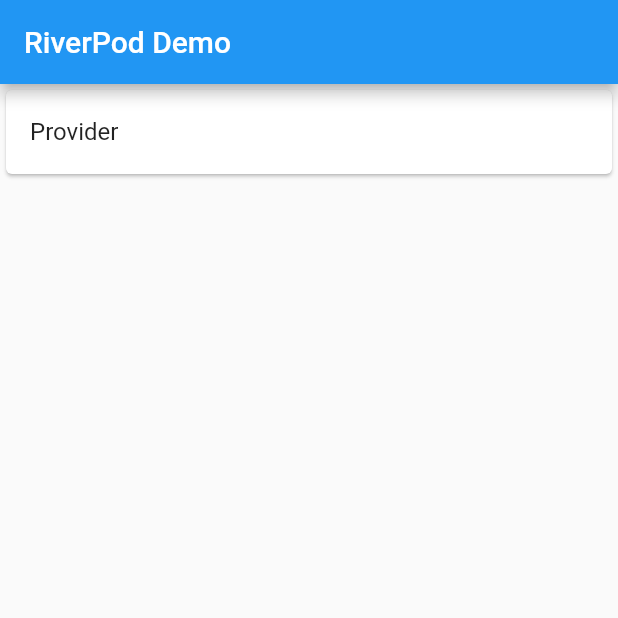
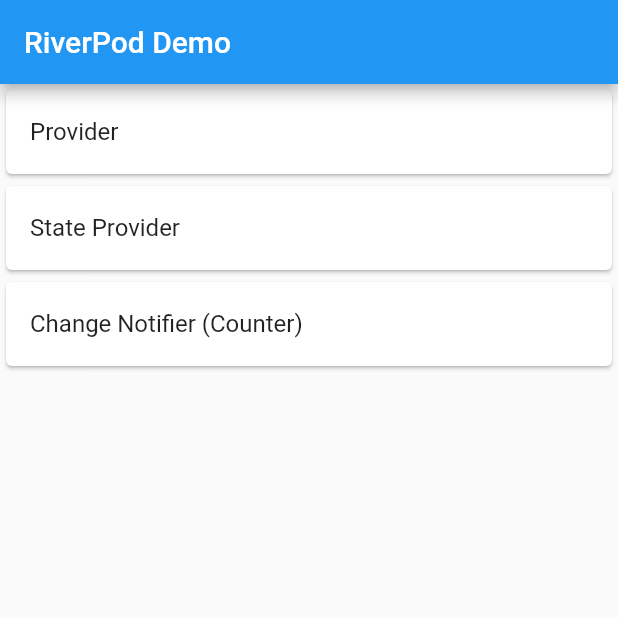
Before and after one commit to naimurhasan/flutter_learning_riverpod, a Flutter app: the screen it shows after launch, on a phone screen of 412 x 824 dp, the top half of it. Run offline on Flutter 3.47's test engine with Material 2 defaults, Android fonts, the phone set to English and light mode, and no system bars; our stand-ins replace flutter_riverpod.

Commit message:
03 change notifier dcounter

```diff
--- a/lib/features/00_home/views/my_home_page.dart
+++ b/lib/features/00_home/views/my_home_page.dart
@@ -1,6 +1,8 @@
 import 'package:flutter/material.dart';
 import 'package:riverpod_getting_started/features/00_home/models/sub_screen.dart';
 import 'package:riverpod_getting_started/features/01_provider/views/provider_screen.dart';
+import 'package:riverpod_getting_started/features/02_state_providers/views/state_provider_screen.dart';
+import 'package:riverpod_getting_started/features/03_change_notifier_dcounter/views/counter_screen.dart';
 import 'package:riverpod_getting_started/widgets/m_scaffold.dart';
 
 class MyHomePage extends StatelessWidget {
@@ -8,6 +10,8 @@ class MyHomePage extends StatelessWidget {
 
   final List<SubScreen> screens = [
     SubScreen("Provider", ProviderScreen()),
+    SubScreen("State Provider", StateProviderScreen()),
+    SubScreen("Change Notifier (Counter)", CounterScreen()),
   ];
 
   @override
--- /dev/null
+++ b/lib/features/02_state_providers/states/state_provider.dart
@@ -0,0 +1,3 @@
+import 'package:flutter_riverpod/flutter_riverpod.dart';
+
+final selectedButtonProvider = StateProvider<String>((ref) => 'INITIAL');
--- /dev/null
+++ b/lib/features/03_change_notifier_dcounter/states/counter_state.dart
@@ -0,0 +1,21 @@
+import 'package:flutter/material.dart';
+import 'package:flutter/services.dart';
+import 'package:flutter_riverpod/flutter_riverpod.dart';
+
+final counterProvider = ChangeNotifierProvider<Counter>((ref) => new Counter());
+
+class Counter extends ChangeNotifier {
+  int count;
+  // 1
+  Counter([this.count = 0]);
+
+  // 2
+  void increment() {
+    count++;
+    notifyListeners();
+  }
+}
+
+/// DOWNLOAD COUNT CAN BE INCREASE WITHOUT INCREMENT MethodCall
+/// which will not re render ui
+///  context.read(counterProvider).count = count + 1;
```
Also changed, not shown: lib/features/02_state_providers/views/state_provider_screen.dart (added, +39 -0 lines), lib/features/03_change_notifier_dcounter/views/counter_screen.dart (added, +31 -0 lines), 1 other file.
